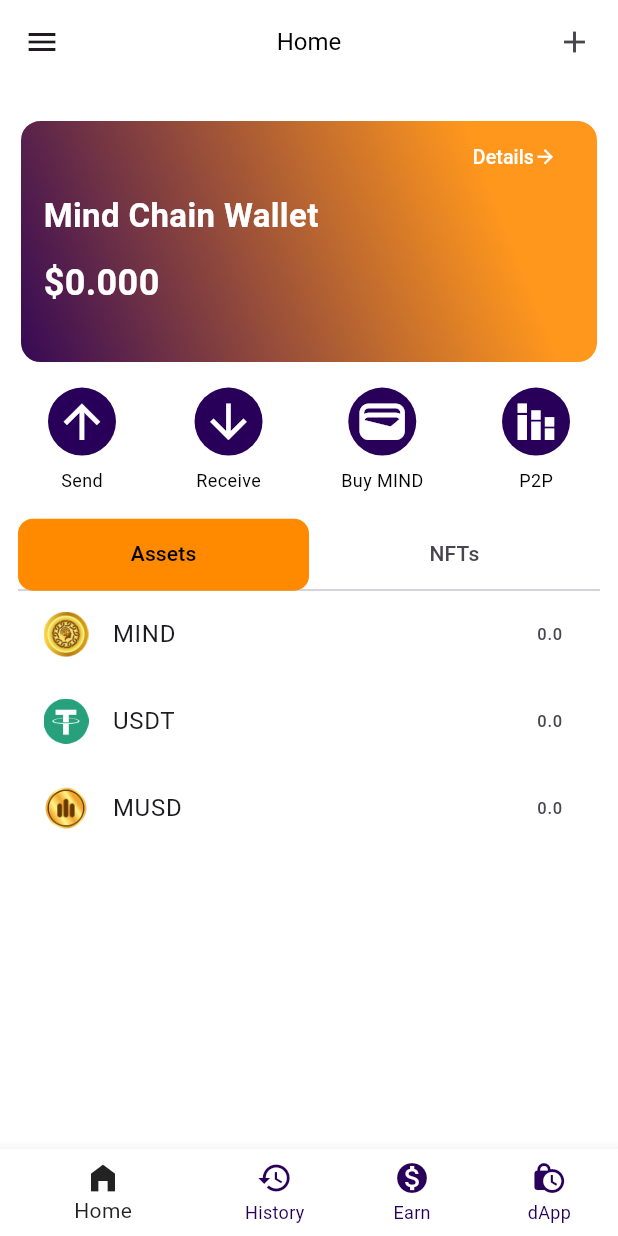
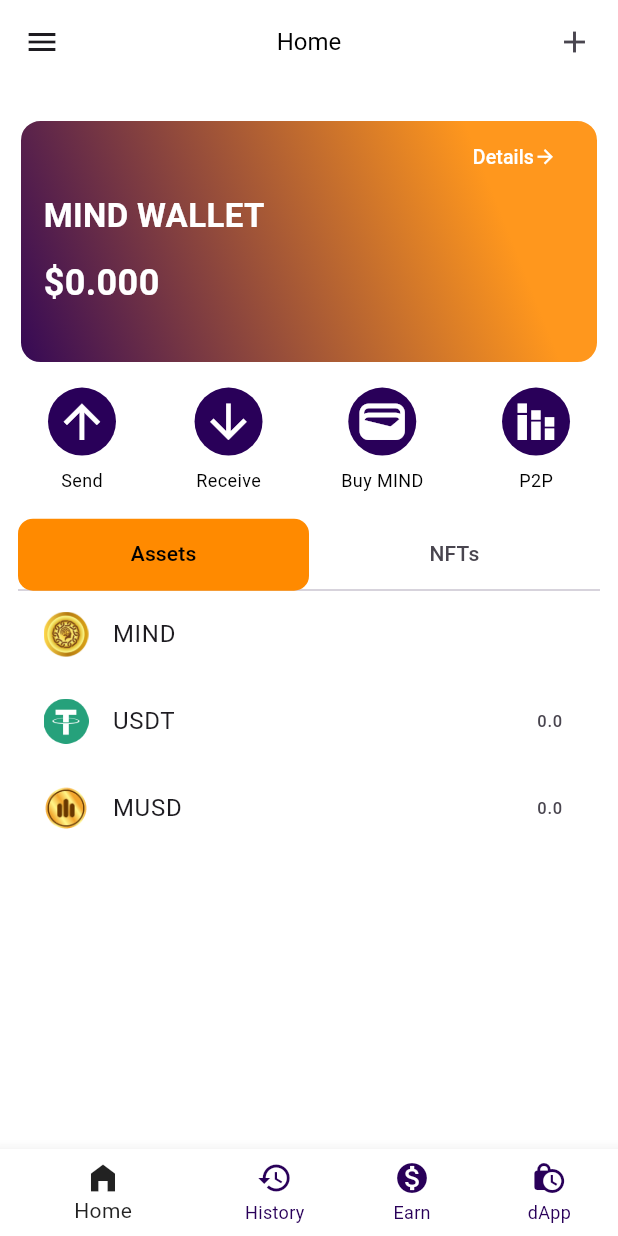
Before and after one commit to kgcflutter/mindchain_wallet, a Flutter app: the MainBottomNavBarScreen screen opened directly, on a phone screen of 412 x 824 dp. Run offline on Flutter 3.47's test engine with Material 3 defaults, Android fonts, the phone set to English and light mode, and no system bars; our stand-ins replace firebase_core, firebase_messaging, fluttertoast, lottie, share_plus, shared_preferences; missing offline and left inert: barcode_scan2, bip32, bip39, qr_bar_code, web3dart; accounts and stored records are empty; network calls fail.

Commit message:
mind assets added

```diff
--- a/lib/presentation/provider/new_assets_token_add_provider.dart
+++ b/lib/presentation/provider/new_assets_token_add_provider.dart
@@ -1,9 +1,7 @@
 import 'dart:async';
-import 'dart:convert';
 import 'package:flutter/cupertino.dart';
 import 'package:flutter/material.dart';
 import 'package:mindchain_wallet/abiJson.dart';
-import 'package:mindchain_wallet/presentation/provider/authenticator/create_new_wallet_provider.dart';
 import 'package:mindchain_wallet/presentation/provider/authenticator/privatekeyAuth.dart';
 import 'package:mindchain_wallet/presentation/utils/assets_path.dart';
 import 'package:mindchain_wallet/presentation/utils/convert_to_eth.dart';
@@ -24,6 +22,7 @@ class NewAssetsTokenAddProvider extends ChangeNotifier {
   List enabledTokens = [];
 
   Future showAddedTokenAndBalance() async {
+    enabledTokens.clear();
     enabledTokens.add({"name": "MIND", "image": AssetsPath.mindLogoPng, "contract": "null", "balance": '0.0'},);
     enabledTokens.add(allTokens[0]);
     enabledTokens.add(allTokens[1]);
--- a/lib/presentation/screens/home_screen.dart
+++ b/lib/presentation/screens/home_screen.dart
@@ -1,7 +1,5 @@
 import 'package:flutter/material.dart';
-import 'package:mindchain_wallet/presentation/provider/account_details_provider.dart';
 import 'package:mindchain_wallet/presentation/provider/authenticator/create_new_wallet_provider.dart';
-import 'package:mindchain_wallet/presentation/provider/new_assets_token_add_provider.dart';
 import 'package:mindchain_wallet/presentation/widget/backgroundwidget.dart';
 import 'package:mindchain_wallet/presentation/widget/dashboard/assets_and_trx_tapbar.dart';
 import 'package:mindchain_wallet/presentation/widget/dashboard/dashboard_card.dart';
@@ -9,7 +7,6 @@ import 'package:mindchain_wallet/presentation/widget/dashboard/send_receive_asse
 import 'package:mindchain_wallet/presentation/widget/dashboard/wallet_balance_card.dart';
 import 'package:mindchain_wallet/presentation/widget/popup_menu_widget.dart';
 import 'package:provider/provider.dart';
-
 import 'new_assets_add_screen.dart';
 
 class HomeScreen extends StatefulWidget {
--- a/lib/presentation/widget/dashboard/assets_and_trx_tapbar.dart
+++ b/lib/presentation/widget/dashboard/assets_and_trx_tapbar.dart
@@ -1,7 +1,7 @@
 import 'package:flutter/material.dart';
 import 'package:mindchain_wallet/presentation/provider/account_details_provider.dart';
+import 'package:mindchain_wallet/presentation/provider/authenticator/create_new_wallet_provider.dart';
 import 'package:mindchain_wallet/presentation/provider/new_assets_token_add_provider.dart';
-import 'package:mindchain_wallet/presentation/utils/convert_to_eth.dart';
 import 'package:provider/provider.dart';
 
 class AssetsAndTrxTapbar extends StatelessWidget {
@@ -75,8 +75,7 @@ class AssetsAndTrxTapbar extends StatelessWidget {
           child: ListView.builder(
             itemCount: value.enabledTokens.length,
             shrinkWrap: true,
-            itemBuilder: (context, index) =>
-                ListTile(
+            itemBuilder: (context, index) => ListTile(
               leading: Image.asset(
                 value.enabledTokens[index]['image'],
                 width: 30,
@@ -85,8 +84,14 @@ class AssetsAndTrxTapbar extends StatelessWidget {
                 },
               ),
               title: Text('${value.enabledTokens[index]['name']}'),
-                  trailing: Text(value.enabledTokens[index]['balance']),
-                ),),
+              trailing: index == 0
+                  ? Consumer<CreateWalletProvider>(
+                      builder: (context, balance, child) =>
+                          Text(balance.mindBalance.split('MIND')[0]),
+                    )
+                  : Text(value.enabledTokens[index]['balance']),
+            ),
+          ),
         ),
       ),
     );
--- a/lib/presentation/widget/dashboard/wallet_balance_card.dart
+++ b/lib/presentation/widget/dashboard/wallet_balance_card.dart
@@ -16,7 +16,7 @@ Widget walletCard(BuildContext context) {
             ],
           ),
           const Text(
-            "Mind Chain Wallet",
+            "MIND WALLET",
             style: TextStyle(
               fontWeight: FontWeight.bold,
               color: Colors.white,
```
Lines whose indentation alone changed are shown as unchanged.
